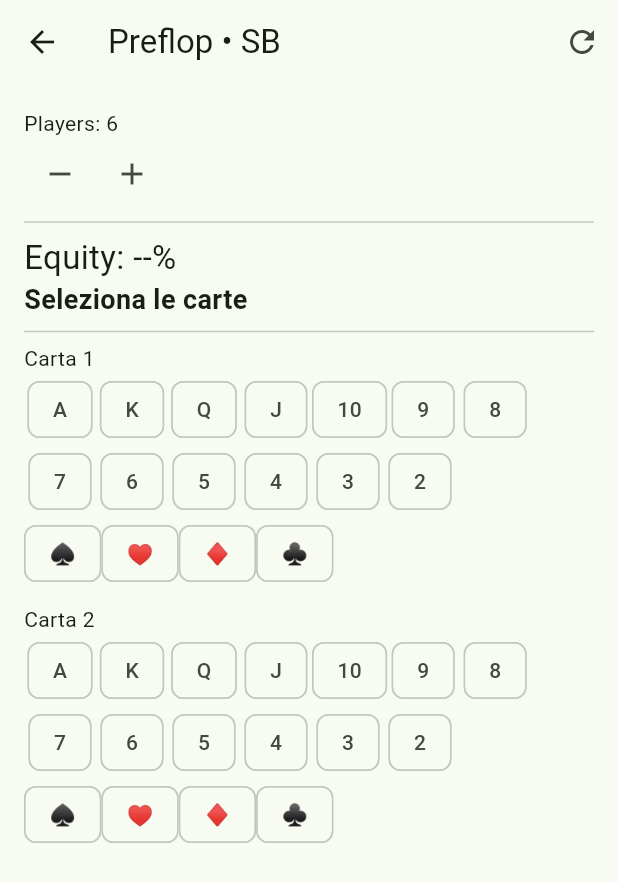
After one commit to stegada96/PokerAssistant, a Flutter app: the PreflopScreen screen opened directly, on a phone screen of 412 x 824 dp. The commit adds this screen. Shown: the top 882 px of the screen. Run offline on Flutter 3.47's test engine with Material 3 defaults, Android fonts, the phone set to English and light mode, and no system bars.

Commit message:
Add Preflop with MonteCarlo equity
Co-authored-by: Ona <no-reply@ona.com>

```diff
--- /dev/null
+++ b/poker_assistant/lib/models/poker_models.dart
@@ -0,0 +1,14 @@
+enum Position6Max { sb, bb, utg, mp, co, btn }
+
+extension Position6MaxX on Position6Max {
+  String get label => ["SB","BB","UTG","MP","CO","BTN"][index];
+  Position6Max next() => Position6Max.values[(index + 1) % 6];
+}
+
+class CardPick {
+  final int? rank; // 2..14
+  final int? suit; // 0..3
+  const CardPick({this.rank, this.suit});
+  bool get complete => rank != null && suit != null;
+  int id() => (rank! - 2) * 4 + suit!;
+}
--- /dev/null
+++ b/poker_assistant/lib/screens/preflop_screen.dart
@@ -0,0 +1,89 @@
+import 'package:flutter/material.dart';
+import '../models/poker_models.dart';
+import '../logic/montecarlo.dart';
+
+class PreflopScreen extends StatefulWidget {
+  const PreflopScreen({super.key});
+  @override
+  State<PreflopScreen> createState() => _PreflopScreenState();
+}
+
+class _PreflopScreenState extends State<PreflopScreen> {
+  Position6Max pos = Position6Max.sb;
+  int players = 6;
+  CardPick c1 = const CardPick(), c2 = const CardPick();
+  double? eq;
+  String advice = "Seleziona le carte";
+
+  final ranks = [14,13,12,11,10,9,8,7,6,5,4,3,2];
+  final suits = ["♠","♥","♦","♣"];
+
+  void calc() {
+    if (!c1.complete || !c2.complete) return;
+    if (c1.id() == c2.id()) {
+      setState(() => advice = "Carte duplicate");
+      return;
+    }
+    final e = monteCarlo(c1.id(), c2.id(), players - 1, 10000);
+    setState(() {
+      eq = e;
+      advice = e >= 55 ? "RAISE" : e >= 45 ? "CALL" : "FOLD";
+    });
+  }
+
+  @override
+  Widget build(BuildContext context) {
+    return Scaffold(
+      appBar: AppBar(
+        title: Text("Preflop • ${pos.label}"),
+        actions: [
+          IconButton(
+            icon: const Icon(Icons.refresh),
+            onPressed: () => setState(() {
+              pos = pos.next();
+              c1 = const CardPick(); c2 = const CardPick();
+              eq = null; advice = "Seleziona le carte";
+            }),
+          )
+        ],
+      ),
+      body: ListView(padding: const EdgeInsets.all(16), children: [
+        Text("Players: $players"),
+        Row(children: [
+          IconButton(onPressed:(){setState(()=>players=(players-1).clamp(2,6));calc();}, icon: const Icon(Icons.remove)),
+          IconButton(onPressed:(){setState(()=>players=(players+1).clamp(2,6));calc();}, icon: const Icon(Icons.add)),
+        ]),
+        const Divider(),
+
+        Text("Equity: ${eq?.toStringAsFixed(1) ?? '--'}%", style: const TextStyle(fontSize: 22)),
+        Text(advice, style: const TextStyle(fontSize: 18,fontWeight: FontWeight.bold)),
+        const Divider(),
+
+        const Text("Carta 1"),
+        Wrap(children: ranks.map((r)=>ChoiceChip(
+          label: Text(r==14?"A":r==13?"K":r==12?"Q":r==11?"J":"$r"),
+          selected: c1.rank==r,
+          onSelected: (_){setState(()=>c1=CardPick(rank:r,suit:c1.suit));calc();}
+        )).toList()),
+        Wrap(children: List.generate(4,(i)=>ChoiceChip(
+          label: Text(suits[i]),
+          selected: c1.suit==i,
+          onSelected: (_){setState(()=>c1=CardPick(rank:c1.rank,suit:i));calc();}
+        ))),
+
+        const SizedBox(height: 10),
+        const Text("Carta 2"),
+        Wrap(children: ranks.map((r)=>ChoiceChip(
+          label: Text(r==14?"A":r==13?"K":r==12?"Q":r==11?"J":"$r"),
+          selected: c2.rank==r,
+          onSelected: (_){setState(()=>c2=CardPick(rank:r,suit:c2.suit));calc();}
+        )).toList()),
+        Wrap(children: List.generate(4,(i)=>ChoiceChip(
+          label: Text(suits[i]),
+          selected: c2.suit==i,
+          onSelected: (_){setState(()=>c2=CardPick(rank:c2.rank,suit:i));calc();}
+        ))),
+      ]),
+    );
+  }
+}
--- a/poker_assistant/lib/screens/setup_screen.dart
+++ b/poker_assistant/lib/screens/setup_screen.dart
@@ -1,3 +1,4 @@
+import 'preflop_screen.dart';
 import 'package:flutter/material.dart';
 
 class SetupScreen extends StatefulWidget {
@@ -41,7 +42,7 @@ class _SetupScreenState extends State<SetupScreen> {
               height: 52,
               child: FilledButton(
                 onPressed: () {
-                  ScaffoldMessenger.of(context).showSnackBar(
+                  Navigator.push(context, MaterialPageRoute(builder: (_) => const PreflopScreen()));
                     const SnackBar(content: Text('Setup OK. Prossimo step: Preflop + Equity')),
                   );
                 },
```
Also changed, not shown: poker_assistant/lib/logic/montecarlo.dart (added, +41 -0 lines).
